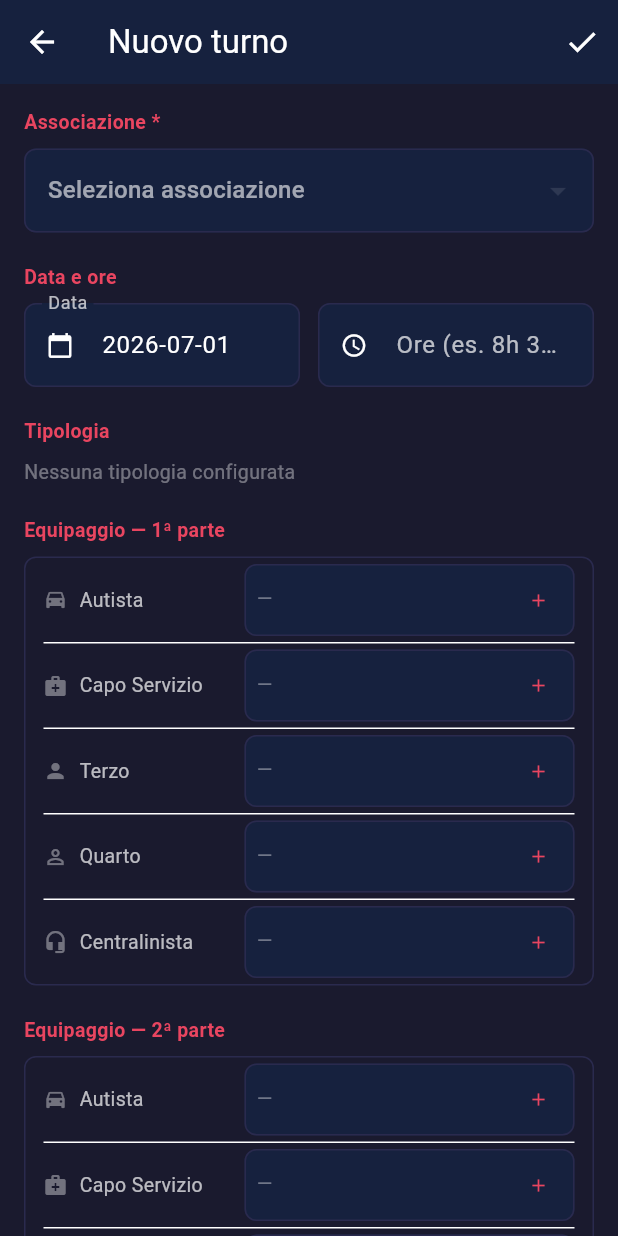
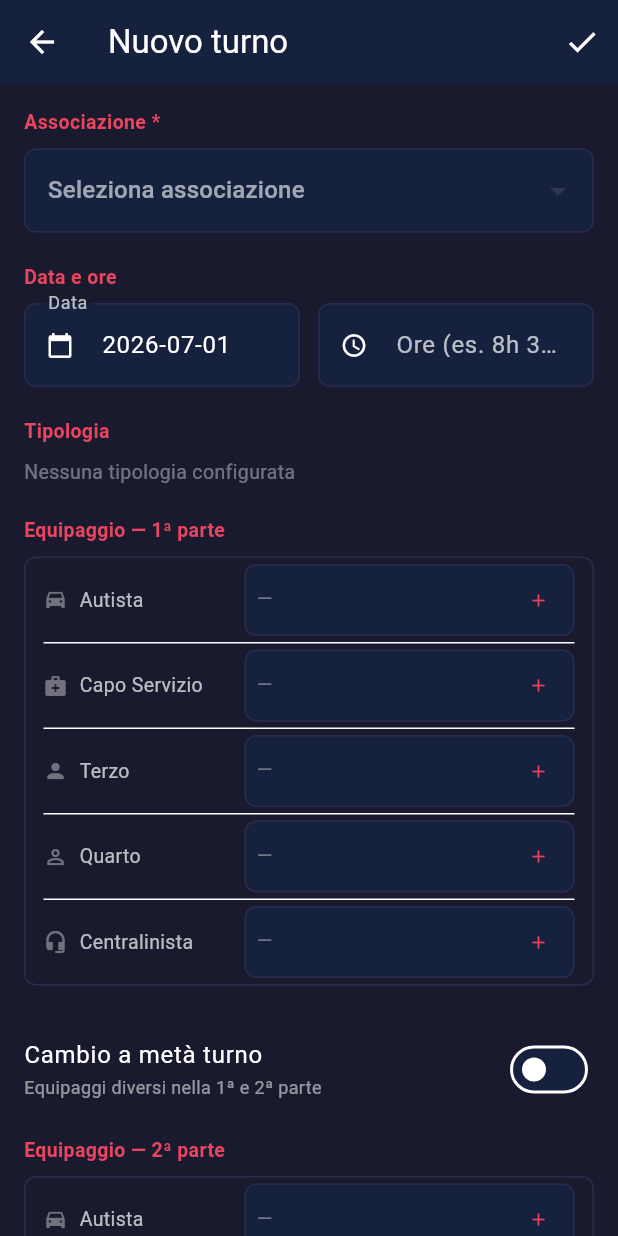
Before and after one commit to enne139/AmbuTurni, a Flutter app: the screen it shows after launch, after a tap on the "add" icon, on a phone screen of 412 x 824 dp. Run offline on Flutter 3.47's test engine with Material 3 defaults, Android fonts, the phone set to English and light mode, and no system bars; our stand-ins replace file_picker, share_plus, sqflite, sqflite_common_ffi; accounts and stored records are empty.

Commit message:
feat: cambio_meta — toggle equipaggio a cambio metà turno
Aggiunge colonna cambio_meta BOOLEAN nel DB (migrazione idempotente),
campo nel modello Turno, SwitchListTile nel form tra 1a e 2a parte
equipaggio, e riga 'Cambio metà: Sì' nel dettaglio quando attivo.

Co-Authored-By: Claude Sonnet 4.6 <noreply@anthropic.com>

```diff
--- a/lib/db/database.dart
+++ b/lib/db/database.dart
@@ -73,6 +73,7 @@ CREATE TABLE IF NOT EXISTS turni (
   eq2_terzo_id TEXT REFERENCES persone(id),
   eq2_quarto_id TEXT REFERENCES persone(id),
   eq2_centralinista_id TEXT REFERENCES persone(id),
+  cambio_meta INTEGER DEFAULT 0,
   created_at TEXT DEFAULT (datetime('now')),
   updated_at TEXT DEFAULT (datetime('now')),
   is_synced INTEGER DEFAULT 0
@@ -201,6 +202,12 @@ Future<void> _runMigrations(Database db) async {
     await batch.commit(noResult: true);
   } catch (_) {}
 
+  // Migrazione: aggiunge cambio_meta ai turni.
+  try {
+    await db
+        .execute('ALTER TABLE turni ADD COLUMN cambio_meta INTEGER DEFAULT 0');
+  } catch (_) {}
+
   // Migrazione: aggiunge la colonna ordine a tipologie_assistenza.
   try {
     await db.execute(
--- a/lib/db/models.dart
+++ b/lib/db/models.dart
@@ -240,6 +240,8 @@ class Turno {
   final String? eq2TerzoId;
   final String? eq2QuartoId;
   final String? eq2CentralinistaId;
+  // true se l'equipaggio è cambiato a metà turno (1ª e 2ª parte diverse).
+  final bool cambioMeta;
   final String? createdAt;
   final String? updatedAt;
   final int isSynced;
@@ -269,6 +271,7 @@ class Turno {
     this.eq2TerzoId,
     this.eq2QuartoId,
     this.eq2CentralinistaId,
+    this.cambioMeta = false,
     this.createdAt,
     this.updatedAt,
     this.isSynced = 0,
@@ -309,6 +312,7 @@ class Turno {
       eq2TerzoId: m['eq2_terzo_id'] as String?,
       eq2QuartoId: m['eq2_quarto_id'] as String?,
       eq2CentralinistaId: m['eq2_centralinista_id'] as String?,
+      cambioMeta: ((m['cambio_meta'] as int?) ?? 0) == 1,
       createdAt: m['created_at'] as String?,
       updatedAt: m['updated_at'] as String?,
       isSynced: (m['is_synced'] as int?) ?? 0,
@@ -338,6 +342,7 @@ class Turno {
         'eq2_terzo_id': eq2TerzoId,
         'eq2_quarto_id': eq2QuartoId,
         'eq2_centralinista_id': eq2CentralinistaId,
+        'cambio_meta': cambioMeta ? 1 : 0,
         'created_at': createdAt,
         'updated_at': updatedAt,
         'is_synced': isSynced,
@@ -364,6 +369,7 @@ class Turno {
     String? eq2TerzoId,
     String? eq2QuartoId,
     String? eq2CentralinistaId,
+    bool? cambioMeta,
     String? createdAt,
     String? updatedAt,
     int? isSynced,
@@ -388,6 +394,7 @@ class Turno {
         eq2TerzoId: eq2TerzoId ?? this.eq2TerzoId,
         eq2QuartoId: eq2QuartoId ?? this.eq2QuartoId,
         eq2CentralinistaId: eq2CentralinistaId ?? this.eq2CentralinistaId,
+        cambioMeta: cambioMeta ?? this.cambioMeta,
         createdAt: createdAt ?? this.createdAt,
         updatedAt: updatedAt ?? this.updatedAt,
         isSynced: isSynced ?? this.isSynced,
--- a/lib/screens/turni/turno_detail.dart
+++ b/lib/screens/turni/turno_detail.dart
@@ -176,6 +176,7 @@ class _InfoCard extends StatelessWidget {
               _Row('Tipologie extra', t.tipologieExtra
                   .map((id) => anag.byIdTipologia(id)?.nome ?? id)
                   .join(', ')),
+            if (t.cambioMeta) _Row('Cambio metà', 'Sì'),
             if (t.descrizione != null) _Row('Descrizione', t.descrizione!),
             if (t.note != null) _Row('Note', t.note!),
           ],
--- a/lib/screens/turni/turno_form.dart
+++ b/lib/screens/turni/turno_form.dart
@@ -33,6 +33,8 @@ class _TurnoFormState extends State<TurnoForm> {
   bool _saving = false;
   String? _existingId;
 
+  bool _cambioMeta = false;
+
   // Equipaggio
   String? _eq1Autista, _eq1Cs, _eq1Terzo, _eq1Quarto, _eq1Central;
   String? _eq2Autista, _eq2Cs, _eq2Terzo, _eq2Quarto, _eq2Central;
@@ -64,6 +66,7 @@ class _TurnoFormState extends State<TurnoForm> {
           _data = DateTime.tryParse(t.data) ?? DateTime.now();
           _dataCtrl.text = t.data;
           _oreCtrl.text = t.ore != null ? formatOre(t.ore) : '';
+          _cambioMeta = t.cambioMeta;
           _descrizioneCtrl.text = t.descrizione ?? '';
           _noteCtrl.text = t.note ?? '';
           _eq1Autista = t.eq1AutostaId;
@@ -101,6 +104,7 @@ class _TurnoFormState extends State<TurnoForm> {
       ore: parseOre(_oreCtrl.text),
       tipologiaId: _tipologieSel.isNotEmpty ? _tipologieSel.first : null,
       tipologieExtra: _tipologieSel.length > 1 ? _tipologieSel.sublist(1) : [],
+      cambioMeta: _cambioMeta,
       descrizione: _descrizioneCtrl.text.trim().isEmpty ? null : _descrizioneCtrl.text.trim(),
       note: _noteCtrl.text.trim().isEmpty ? null : _noteCtrl.text.trim(),
       eq1AutostaId: _eq1Autista,
@@ -230,6 +234,18 @@ class _TurnoFormState extends State<TurnoForm> {
               onCentralinista: (v) => setState(() => _eq1Central = v),
             ),
             const SizedBox(height: 20),
+
+            // --- Cambio a metà turno ---
+            SwitchListTile(
+              title: const Text('Cambio a metà turno'),
+              subtitle: const Text('Equipaggi diversi nella 1ª e 2ª parte',
+                  style: TextStyle(color: Colors.white54, fontSize: 12)),
+              value: _cambioMeta,
+              onChanged: (v) => setState(() => _cambioMeta = v),
+              activeColor: kPrimary,
+              contentPadding: EdgeInsets.zero,
+            ),
+            const SizedBox(height: 8),
 
             // --- Equipaggio 2ª parte ---
             _Sezione(titolo: 'Equipaggio — 2ª parte'),
```
